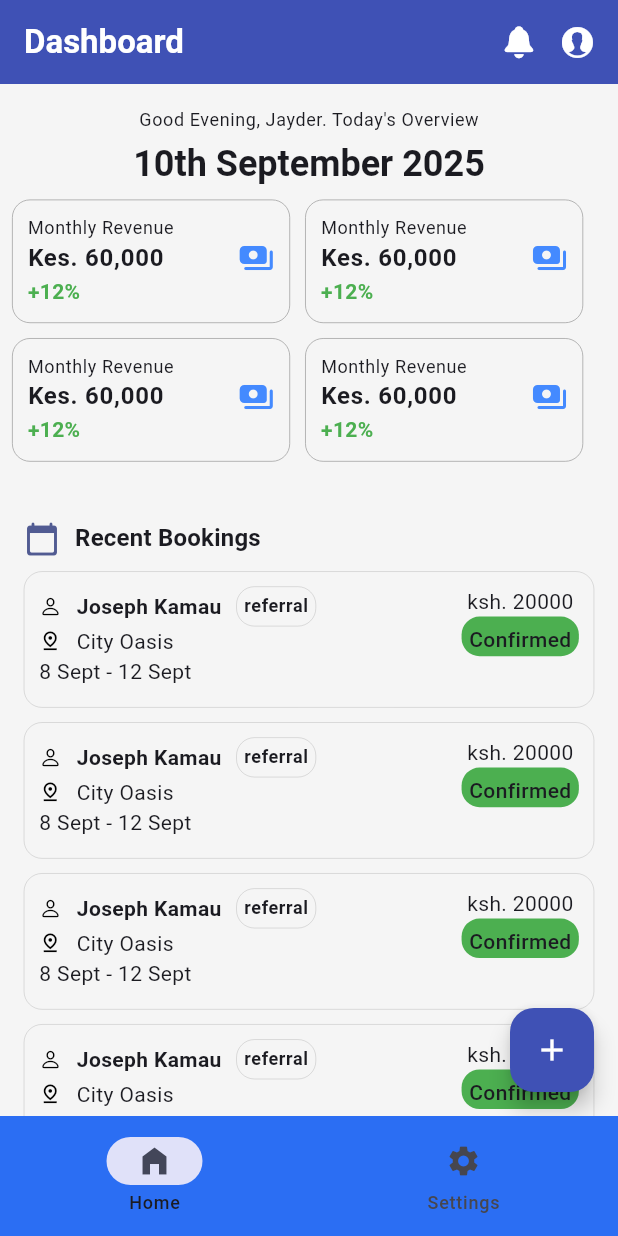
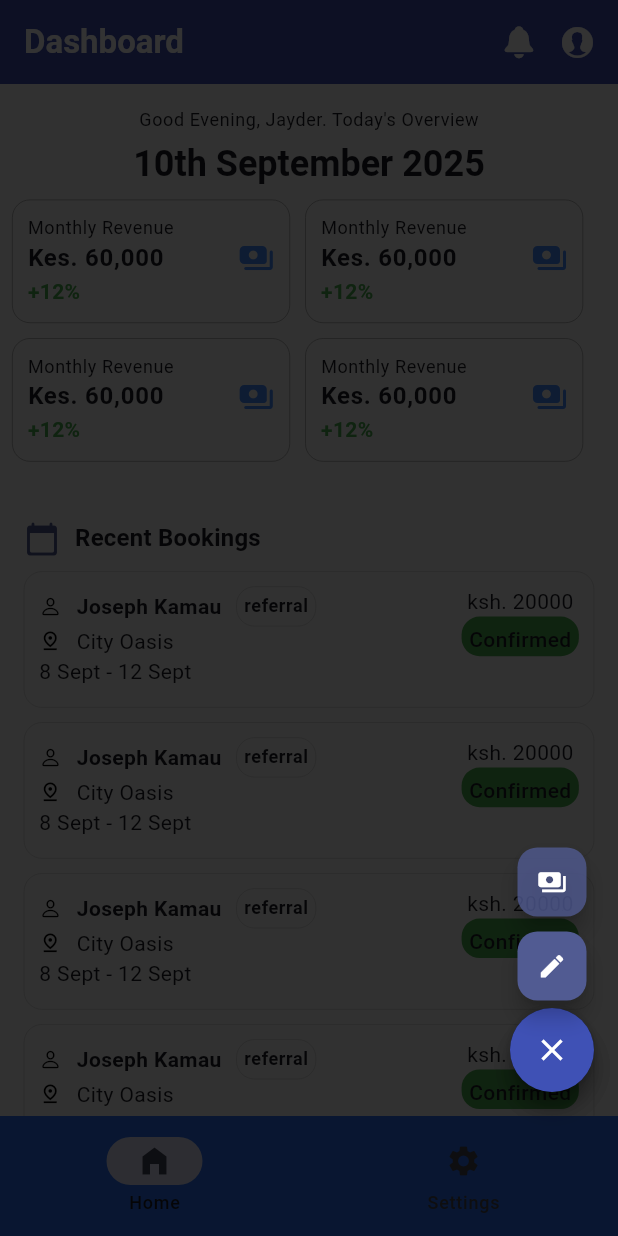
Before and after one commit to josephwatunu123/rental-finance-tracker, a Flutter app: the screen it shows after launch, after a tap on the "add" icon, on a phone screen of 412 x 824 dp. Run offline on Flutter 3.47's test engine with Material 3 defaults, Android fonts, the phone set to English and light mode, and no system bars; drawn by our look-alikes of flutter_speed_dial; our stand-ins replace flutter_riverpod.

Commit message:
Creating speedial for various actions

```diff
--- a/lib/features/home/presentation/home_page.dart
+++ b/lib/features/home/presentation/home_page.dart
@@ -1,5 +1,6 @@
 import 'package:flutter/cupertino.dart';
 import 'package:flutter/material.dart';
+import 'package:flutter_speed_dial/flutter_speed_dial.dart';
 import 'package:rental_finance_tracker/features/home/presentation/widgets/recent_bookings.dart';
 import 'package:rental_finance_tracker/theme/app_colors.dart';
 
@@ -74,11 +75,24 @@ class _HomePageState extends State<HomePage> {
           ),
         ),
       ),
-        floatingActionButton: FloatingActionButton(
-          onPressed: () {
-          },
-          child: const Icon(Icons.add),
-        ),
+        floatingActionButton: SpeedDial(
+          icon: Icons.add,
+          activeIcon: Icons.close,
+          overlayOpacity: 0.8,
+          overlayColor: Colors.black,
+          children: [
+            SpeedDialChild(
+              backgroundColor: theme.primaryColor,
+              child: Icon(Icons.create,color: Colors.white,),
+              onTap: (){}
+            ),
+            SpeedDialChild(
+                backgroundColor: theme.primaryColor.withAlpha(200),
+                child: Icon(Icons.payments,color: Colors.white,),
+                onTap: (){}
+            ),
+          ],
+        )
     );
   }
 
--- a/pubspec.yaml
+++ b/pubspec.yaml
@@ -16,6 +16,7 @@ dependencies:
   cupertino_icons: ^1.0.8
   riverpod: ^2.6.1
   flutter_riverpod: ^2.6.1
+  flutter_speed_dial: ^7.0.0
 
 dev_dependencies:
   flutter_test:
```
Also changed, not shown: pubspec.lock.
